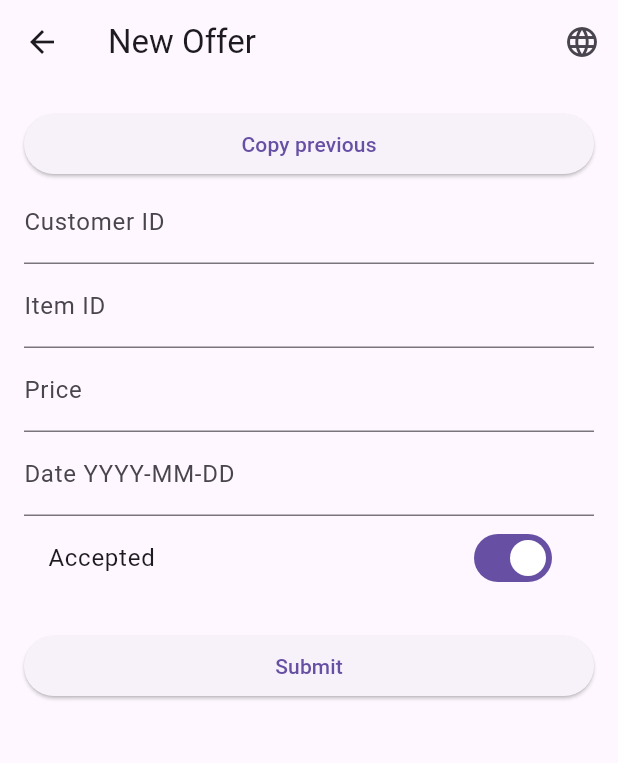
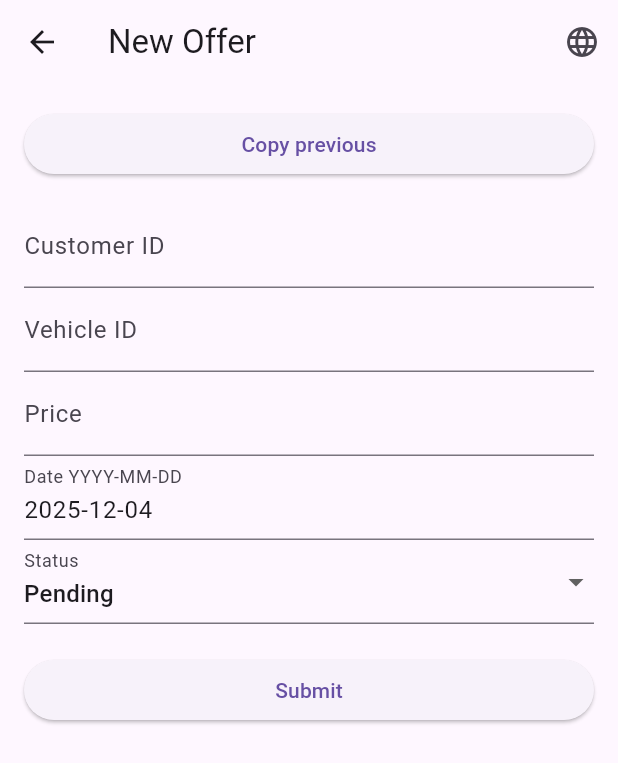
Before and after one commit to NoobMaster1120/25F_CST2335-final_group_project, a Flutter app: the OfferListPage screen opened directly, after a tap on the "add" icon, on a phone screen of 412 x 824 dp. Shown: the top 763 px of the screen. Run offline on Flutter 3.47's test engine with Material 3 defaults, Android fonts, the light colour scheme and no system bars; our stand-ins replace flutter_secure_storage, sqflite; accounts and stored records are empty.

Commit message:
updated offers section to properly use secured storage and interact with data layer correctly

```diff
--- a/lib/offers/offer_db.dart
+++ /dev/null
@@ -1,69 +0,0 @@
-import 'dart:async';
-import 'package:sqflite/sqflite.dart';
-import 'package:path/path.dart';
-import 'offer_model.dart';
-
-/// Database helper class for managing purchase offers.
-/// Uses SQLite through the sqflite plugin.
-class OfferDatabase {
-  static final OfferDatabase instance = OfferDatabase._internal();
-  Database? _db;
-
-  OfferDatabase._internal();
-
-  Future<Database> get database async {
-    if (_db != null) return _db!;
-
-    final dbPath = await getDatabasesPath();
-    final path = join(dbPath, "offers.db");
-
-    _db = await openDatabase(
-      path,
-      version: 1,
-      onCreate: (db, version) async {
-        await db.execute('''
-          CREATE TABLE offers(
-            id INTEGER PRIMARY KEY AUTOINCREMENT,
-            customerId TEXT NOT NULL,
-            itemId TEXT NOT NULL,
-            price REAL NOT NULL,
-            date TEXT NOT NULL,
-            accepted INTEGER NOT NULL
-          )
-        ''');
-      },
-    );
-
-    return _db!;
-  }
-
-  Future<int> insertOffer(Offer offer) async {
-    final db = await database;
-    return db.insert('offers', offer.toMap());
-  }
-
-  Future<List<Offer>> getOffers() async {
-    final db = await database;
-    final rows = await db.query("offers", orderBy: "date DESC");
-    return rows.map((e) => Offer.fromMap(e)).toList();
-  }
-
-  Future<int> updateOffer(Offer offer) async {
-    final db = await database;
-    return db.update(
-      'offers',
-      offer.toMap(),
-      where: 'id = ?',
-      whereArgs: [offer.id],
-    );
-  }
-
-  Future<int> deleteOffer(int id) async {
-    final db = await database;
-    return db.delete(
-      'offers',
-      where: 'id = ?',
-      whereArgs: [id],
-    );
-  }
-}
--- a/lib/offers/offer_detail_panel.dart
+++ b/lib/offers/offer_detail_panel.dart
@@ -1,7 +1,7 @@
 import 'package:flutter/material.dart';
-import 'offer_model.dart';
+import '../models/offer.dart';
 
-/// Detail panel used on wide screens (tablet/desktop view).
+/// detail panel used on wide screens (tablet/desktop view).
 class OfferDetailPanel extends StatelessWidget {
   final Offer offer;
 
@@ -14,12 +14,15 @@ class OfferDetailPanel extends StatelessWidget {
       child: Column(
         crossAxisAlignment: CrossAxisAlignment.start,
         children: [
-          Text("Customer ID: ${offer.customerId}", style: TextStyle(fontSize: 20)),
-          Text("Item ID: ${offer.itemId}", style: TextStyle(fontSize: 20)),
-          Text("Price: \$${offer.price.toStringAsFixed(2)}", style: TextStyle(fontSize: 20)),
-          Text("Date: ${offer.date.toString().split(' ')[0]}", style: TextStyle(fontSize: 20)),
-          Text("Accepted: ${offer.accepted ? "Yes" : "No"}",
-              style: TextStyle(fontSize: 20)),
+          Text("Customer ID: ${offer.customerId}", style: const TextStyle(fontSize: 20)),
+          const SizedBox(height: 10),
+          Text("Vehicle ID: ${offer.vehicleId}", style: const TextStyle(fontSize: 20)),
+          const SizedBox(height: 10),
+          Text("Price: \$${offer.price.toStringAsFixed(2)}", style: const TextStyle(fontSize: 20)),
+          const SizedBox(height: 10),
+          Text("Date: ${offer.date}", style: const TextStyle(fontSize: 20)),
+          const SizedBox(height: 10),
+          Text("Status: ${offer.status}", style: const TextStyle(fontSize: 20)),
         ],
       ),
     );
--- a/lib/offers/offer_form_page.dart
+++ b/lib/offers/offer_form_page.dart
@@ -1,8 +1,8 @@
 import 'dart:convert';
 import 'package:flutter/material.dart';
-import 'package:shared_preferences/shared_preferences.dart';
-import 'offer_db.dart';
-import 'offer_model.dart';
+import 'package:flutter_secure_storage/flutter_secure_storage.dart';
+import '../data/offer_dao.dart';
+import '../models/offer.dart';
 
 class OfferFormPage extends StatefulWidget {
   final Offer? existing;
@@ -20,15 +20,16 @@ class OfferFormPage extends StatefulWidget {
 
 class _OfferFormPageState extends State<OfferFormPage> {
   final _formKey = GlobalKey<FormState>();
-  final db = OfferDatabase.instance;
+  final dao = OfferDAO();
+  final storage = FlutterSecureStorage(); // Create instance here
 
   final customerCtrl = TextEditingController();
-  final itemCtrl = TextEditingController();
+  final vehicleCtrl = TextEditingController();
   final priceCtrl = TextEditingController();
   final dateCtrl = TextEditingController();
 
-  bool accepted = true;
   bool chinese = false;
+  String status = "Pending";
 
   static const lastOfferKey = "last_offer";
 
@@ -39,37 +40,60 @@ class _OfferFormPageState extends State<OfferFormPage> {
     if (widget.existing != null) {
       final o = widget.existing!;
       customerCtrl.text = o.customerId;
-      itemCtrl.text = o.itemId;
+      vehicleCtrl.text = o.vehicleId;
       priceCtrl.text = o.price.toString();
-      dateCtrl.text = o.date.toIso8601String().split('T')[0];
-      accepted = o.accepted;
+      dateCtrl.text = o.date;
+      status = o.status;
+    } else {
+      // Set default date to today
+      final now = DateTime.now();
+      dateCtrl.text =
+          "${now.year}-${now.month.toString().padLeft(2, '0')}-${now.day.toString().padLeft(2, '0')}";
     }
   }
 
   Future<void> copyPrevious() async {
-    final prefs = await SharedPreferences.getInstance();
-    final jsonStr = prefs.getString(lastOfferKey);
+    // READ from secure storage
+    final jsonStr = await storage.read(key: lastOfferKey);
 
-    if (jsonStr == null) return;
+    if (jsonStr == null) {
+      ScaffoldMessenger.of(context).showSnackBar(
+        SnackBar(content: Text(chinese ? "没有找到之前的报价" : "No previous offer found")),
+      );
+      return;
+    }
 
+    try {
       final map = jsonDecode(jsonStr);
 
-    customerCtrl.text = map["customerId"];
-    itemCtrl.text = map["itemId"];
-    priceCtrl.text = map["price"].toString();
-    dateCtrl.text = map["date"];
-    accepted = map["accepted"] == 1;
+      customerCtrl.text = map["customerId"] ?? "";
+      vehicleCtrl.text = map["vehicleId"] ?? "";
+      priceCtrl.text = map["price"]?.toString() ?? "";
+      dateCtrl.text = map["date"] ?? "";
+      status = map["status"] ?? "Pending";
 
       setState(() {});
 
       ScaffoldMessenger.of(context).showSnackBar(
         SnackBar(content: Text(chinese ? "已复制上一个" : "Copied previous")),
       );
+    } catch (e) {
+      ScaffoldMessenger.of(context).showSnackBar(
+        SnackBar(content: Text(chinese ? "复制失败" : "Failed to copy: $e")),
+      );
+    }
   }
 
   Future<void> saveLast(Offer o) async {
-    final prefs = await SharedPreferences.getInstance();
-    prefs.setString(lastOfferKey, jsonEncode(o.toMap()));
+    // WRITE to secure storage
+    try {
+      await storage.write(
+        key: lastOfferKey,
+        value: jsonEncode(o.toMap()),
+      );
+    } catch (e) {
+      print("Error saving last offer: $e");
+    }
   }
 
   Future<void> save() async {
@@ -78,16 +102,17 @@ class _OfferFormPageState extends State<OfferFormPage> {
     final offer = Offer(
       id: widget.existing?.id,
       customerId: customerCtrl.text,
-      itemId: itemCtrl.text,
+      vehicleId: vehicleCtrl.text,
       price: double.parse(priceCtrl.text),
-      date: DateTime.parse(dateCtrl.text),
-      accepted: accepted,
+      date: dateCtrl.text,
+      status: status,
     );
 
+    try {
       if (offer.id == null) {
-      await db.insertOffer(offer);
+        await dao.insertOffer(offer);
       } else {
-      await db.updateOffer(offer);
+        await dao.updateOffer(offer);
       }
 
       await saveLast(offer);
@@ -98,6 +123,11 @@ class _OfferFormPageState extends State<OfferFormPage> {
 
       widget.onSaved();
       Navigator.pop(context);
+    } catch (e) {
+      ScaffoldMessenger.of(context).showSnackBar(
+        SnackBar(content: Text(chinese ? "保存失败: $e" : "Save failed: $e")),
+      );
+    }
   }
 
   Future<void> deleteOffer() async {
@@ -109,16 +139,28 @@ class _OfferFormPageState extends State<OfferFormPage> {
         title: Text(chinese ? "确认删除" : "Confirm Delete"),
         content: Text(chinese ? "是否删除此报价?" : "Delete this offer?"),
         actions: [
-          TextButton(onPressed: () => Navigator.pop(context, false), child: Text("No")),
-          TextButton(onPressed: () => Navigator.pop(context, true), child: Text("Yes")),
+          TextButton(
+            onPressed: () => Navigator.pop(context, false),
+            child: const Text("No"),
+          ),
+          TextButton(
+            onPressed: () => Navigator.pop(context, true),
+            child: const Text("Yes"),
+          ),
         ],
       ),
     );
 
     if (ok == true) {
-      await db.deleteOffer(widget.existing!.id!);
+      try {
+        await dao.deleteOffer(widget.existing!.id!);
         widget.onSaved();
         Navigator.pop(context);
+      } catch (e) {
+        ScaffoldMessenger.of(context).showSnackBar(
+          SnackBar(content: Text(chinese ? "删除失败" : "Delete failed: $e")),
+        );
+      }
     }
   }
 
@@ -133,12 +175,11 @@ class _OfferFormPageState extends State<OfferFormPage> {
             : (editing ? "Edit Offer" : "New Offer")),
         actions: [
           IconButton(
-            icon: Icon(Icons.language),
+            icon: const Icon(Icons.language),
             onPressed: () => setState(() => chinese = !chinese),
           ),
         ],
       ),
-
       body: Padding(
         padding: const EdgeInsets.all(16),
         child: Form(
@@ -149,57 +190,96 @@ class _OfferFormPageState extends State<OfferFormPage> {
                 onPressed: copyPrevious,
                 child: Text(chinese ? "复制上一个" : "Copy previous"),
               ),
-
+              const SizedBox(height: 16),
               TextFormField(
                 controller: customerCtrl,
-                decoration: InputDecoration(labelText: chinese ? "客户 ID" : "Customer ID"),
+                decoration: InputDecoration(
+                  labelText: chinese ? "客户 ID" : "Customer ID",
+                ),
                 validator: (v) => v == null || v.isEmpty ? "Required" : null,
               ),
-
               TextFormField(
-                controller: itemCtrl,
-                decoration: InputDecoration(labelText: chinese ? "物品 ID" : "Item ID"),
+                controller: vehicleCtrl,
+                decoration: InputDecoration(
+                  labelText: chinese ? "车辆 ID" : "Vehicle ID",
+                ),
                 validator: (v) => v == null || v.isEmpty ? "Required" : null,
               ),
-
               TextFormField(
                 controller: priceCtrl,
-                decoration:
-                    InputDecoration(labelText: chinese ? "报价" : "Price"),
-                validator: (v) => v == null || v.isEmpty ? "Required" : null,
+                decoration: InputDecoration(
+                  labelText: chinese ? "报价" : "Price",
                 ),
-
+                keyboardType: TextInputType.number,
+                validator: (v) {
+                  if (v == null || v.isEmpty) return "Required";
+                  final value = double.tryParse(v);
+                  if (value == null) return "Enter a valid number";
+                  if (value <= 0) return "Price must be positive";
+                  return null;
+                },
+              ),
               TextFormField(
                 controller: dateCtrl,
-                decoration:
-                    InputDecoration(labelText: chinese ? "日期 YYYY-MM-DD" : "Date YYYY-MM-DD"),
-                validator: (v) => v == null || v.isEmpty ? "Required" : null,
+                decoration: InputDecoration(
+                  labelText: chinese ? "日期 YYYY-MM-DD" : "Date YYYY-MM-DD",
                 ),
-
-              SwitchListTile(
-                title: Text(chinese ? "接受" : "Accepted"),
-                value: accepted,
-                onChanged: (v) => setState(() => accepted = v),
+                validator: (v) {
+                  if (v == null || v.isEmpty) return "Required";
+                  // Simple date format validation
+                  final regex = RegExp(r'^\d{4}-\d{2}-\d{2}$');
+                  if (!regex.hasMatch(v)) return "Use YYYY-MM-DD format";
+                  return null;
+                },
               ),
-
-              SizedBox(height: 20),
-
+              DropdownButtonFormField<String>(
+                value: status,
+                decoration: InputDecoration(
+                  labelText: chinese ? "状态" : "Status",
+                ),
+                items: const [
+                  DropdownMenuItem(
+                    value: "Pending",
+                    child: Text("Pending"),
+                  ),
+                  DropdownMenuItem(
+                    value: "Accepted",
+                    child: Text("Accepted"),
+                  ),
+                  DropdownMenuItem(
+                    value: "Rejected",
+                    child: Text("Rejected"),
+                  ),
+                  DropdownMenuItem(
+                    value: "Expired",
+                    child: Text("Expired"),
+                  ),
+                ],
+                onChanged: (value) {
+                  if (value != null) {
+                    setState(() => status = value);
+                  }
+                },
+              ),
+              const SizedBox(height: 20),
               Row(
                 children: [
                   Expanded(
                     child: ElevatedButton(
                       onPressed: save,
-                      child: Text(chinese ? "保存" : (editing ? "Update" : "Submit")),
+                      child: Text(
+                        chinese ? "保存" : (editing ? "Update" : "Submit"),
                       ),
                     ),
-
-                  if (editing) SizedBox(width: 20),
-
+                  ),
+                  if (editing) const SizedBox(width: 20),
                   if (editing)
                     Expanded(
                       child: ElevatedButton(
                         onPressed: deleteOffer,
-                        style: ElevatedButton.styleFrom(backgroundColor: Colors.red),
+                        style: ElevatedButton.styleFrom(
+                          backgroundColor: Colors.red,
+                        ),
                         child: Text(chinese ? "删除" : "Delete"),
                       ),
                     ),
--- a/lib/offers/offer_list_page.dart
+++ b/lib/offers/offer_list_page.dart
@@ -1,6 +1,6 @@
 import 'package:flutter/material.dart';
-import 'offer_db.dart';
-import 'offer_model.dart';
+import '../data/offer_dao.dart';
+import '../models/offer.dart';
 import 'offer_form_page.dart';
 import 'offer_detail_panel.dart';
 
@@ -12,7 +12,7 @@ class OfferListPage extends StatefulWidget {
 }
 
 class _OfferListPageState extends State<OfferListPage> {
-  final db = OfferDatabase.instance;
+  final dao = OfferDAO();
   List<Offer> offers = [];
   Offer? selectedOffer;
 
@@ -24,7 +24,7 @@ class _OfferListPageState extends State<OfferListPage> {
 
   Future<void> _loadOffers() async {
     print("🔄 Loading offers from DB...");
-    offers = await db.getOffers();
+    offers = await dao.getOffers();
     print("📦 Offer count = ${offers.length}");
     setState(() {});
   }
--- a/lib/offers/offer_model.dart
+++ /dev/null
@@ -1,41 +0,0 @@
-/// Represents a purchase offer created by the user.
-/// This model is stored in the local SQLite database.
-class Offer {
-  int? id;
-  String customerId;
-  String itemId;
-  double price;
-  DateTime date;
-  bool accepted;
-
-  Offer({
-    this.id,
-    required this.customerId,
-    required this.itemId,
-    required this.price,
-    required this.date,
-    required this.accepted,
-  });
-
-  Map<String, dynamic> toMap() {
-    return {
-      'id': id,
-      'customerId': customerId,
-      'itemId': itemId,
-      'price': price,
-      'date': date.toIso8601String(),
-      'accepted': accepted ? 1 : 0,
-    };
-  }
-
-  factory Offer.fromMap(Map<String, dynamic> map) {
-    return Offer(
-      id: map['id'] as int?,
-      customerId: map['customerId'] as String,
-      itemId: map['itemId'] as String,
-      price: (map['price'] as num).toDouble(),
-      date: DateTime.parse(map['date']),
-      accepted: map['accepted'] == 1,
-    );
-  }
-}
--- a/pubspec.yaml
+++ b/pubspec.yaml
@@ -15,7 +15,7 @@ dependencies:
   cupertino_icons: ^1.0.2
 
   # Required packages
-  shared_preferences: ^2.2.2
+  flutter_secure_storage: ^9.1.0
   sqflite: ^2.3.0
   path: ^1.8.3
 
```
Also changed, not shown: pubspec.lock. Lines whose indentation alone changed are shown as unchanged.
